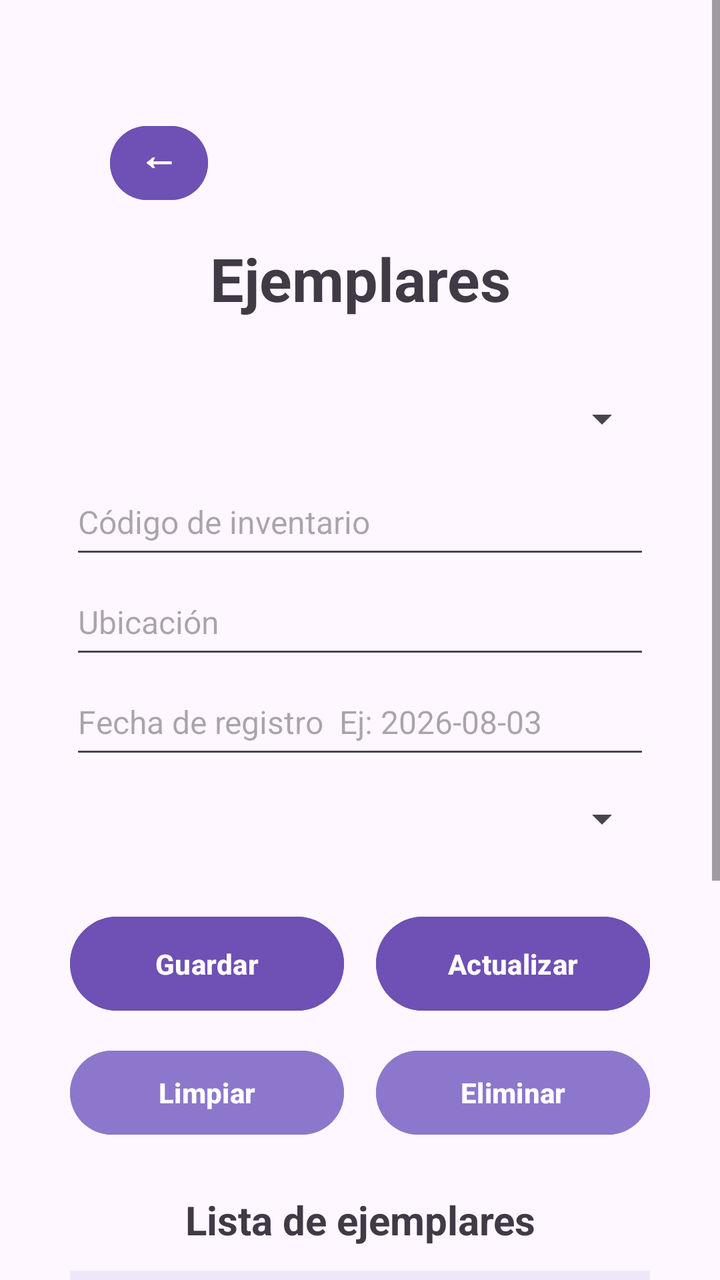
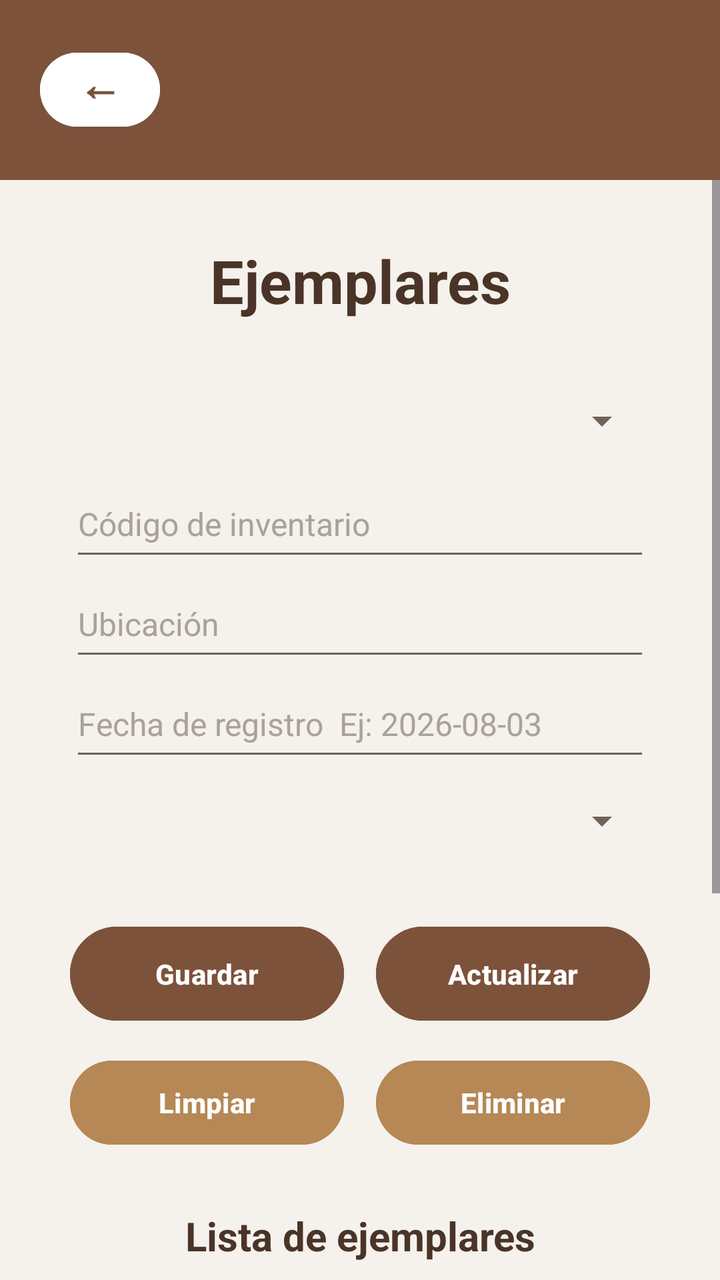

The first picture is an Android layout as it rendered before a commit; the second is the same layout after the commit. The layout source and the unified diff follow.
<!-- AndroidManifest.xml: application theme Theme.BibliotecaGrupo3 -->
<!-- res/layout/activity_ejemplares.xml -->
<?xml version="1.0" encoding="utf-8"?>
<androidx.constraintlayout.widget.ConstraintLayout xmlns:android="http://schemas.android.com/apk/res/android"
    xmlns:app="http://schemas.android.com/apk/res-auto"
    xmlns:tools="http://schemas.android.com/tools"
    android:id="@+id/main"
    android:layout_width="match_parent"
    android:layout_height="match_parent"
    android:background="#FFF7FF"
    tools:context=".EjemplaresActivity">

    <ScrollView
        android:layout_width="0dp"
        android:layout_height="0dp"
        android:fillViewport="true"
        app:layout_constraintBottom_toBottomOf="parent"
        app:layout_constraintEnd_toEndOf="parent"
        app:layout_constraintStart_toStartOf="parent"
        app:layout_constraintTop_toTopOf="parent">

        <LinearLayout
            android:layout_width="match_parent"
            android:layout_height="wrap_content"
            android:orientation="vertical"
            android:paddingStart="35dp"
            android:paddingTop="35dp"
            android:paddingEnd="35dp"
            android:paddingBottom="35dp">

            <Button
                android:id="@+id/btnRegresar"
                android:layout_width="49dp"
                android:layout_height="45dp"
                android:layout_marginStart="20dp"
                android:layout_marginTop="24dp"
                android:backgroundTint="#6F50B5"
                android:includeFontPadding="false"
                android:minWidth="0dp"
                android:minHeight="0dp"
                android:onClick="regresar"
                android:paddingStart="0dp"
                android:paddingTop="0dp"
                android:paddingEnd="0dp"
                android:paddingBottom="8dp"
                android:text="←"
                android:textAllCaps="false"
                android:textColor="#FFFFFF"
                android:textSize="20sp"
                android:textStyle="bold"
                app:layout_constraintStart_toStartOf="parent"
                app:layout_constraintTop_toTopOf="parent" />

            <TextView
                android:id="@+id/txtTituloEjemplares"
                android:layout_width="match_parent"
                android:layout_height="wrap_content"
                android:layout_marginTop="15dp"
                android:gravity="center"
                android:text="Ejemplares"
                android:textColor="#3F3A46"
                android:textSize="30sp"
                android:textStyle="bold" />

            <Spinner
                android:id="@+id/spLibro"
                android:layout_width="match_parent"
                android:layout_height="50dp"
                android:layout_marginTop="25dp" />

            <EditText
                android:id="@+id/txtCodigoInventario"
                android:layout_width="match_parent"
                android:layout_height="50dp"
                android:hint="Código de inventario"
                android:inputType="text"
                android:textSize="16sp" />

            <EditText
                android:id="@+id/txtUbicacion"
                android:layout_width="match_parent"
                android:layout_height="50dp"
                android:hint="Ubicación"
                android:inputType="text"
                android:textSize="16sp" />

            <EditText
                android:id="@+id/txtFechaRegistro"
                android:layout_width="match_parent"
                android:layout_height="50dp"
                android:hint="Fecha de registro  Ej: 2026-08-03"
                android:inputType="date"
                android:textSize="16sp" />

            <Spinner
                android:id="@+id/spEstadoEjemplar"
                android:layout_width="match_parent"
                android:layout_height="50dp" />

            <LinearLayout
                android:layout_width="match_parent"
                android:layout_height="wrap_content"
                android:layout_marginTop="20dp"
                android:orientation="horizontal">

                <Button
                    android:id="@+id/btnGuardarEjemplar"
                    android:layout_width="0dp"
                    android:layout_height="55dp"
                    android:layout_marginEnd="8dp"
                    android:layout_weight="1"
                    android:backgroundTint="#6F50B5"
                    android:onClick="guardarEjemplar"
                    android:text="Guardar"
                    android:textAllCaps="false"
                    android:textColor="#FFFFFF"
                    android:textStyle="bold" />

                <Button
                    android:id="@+id/btnActualizarEjemplar"
                    android:layout_width="0dp"
                    android:layout_height="55dp"
                    android:layout_marginStart="8dp"
                    android:layout_weight="1"
                    android:backgroundTint="#6F50B5"
                    android:onClick="actualizarEjemplar"
                    android:text="Actualizar"
                    android:textAllCaps="false"
                    android:textColor="#FFFFFF"
                    android:textStyle="bold" />
            </LinearLayout>

            <LinearLayout
                android:layout_width="match_parent"
                android:layout_height="wrap_content"
                android:layout_marginTop="12dp"
                android:orientation="horizontal">

                <Button
                    android:id="@+id/btnLimpiar"
                    android:layout_width="0dp"
                    android:layout_height="50dp"
                    android:layout_marginEnd="8dp"
                    android:layout_weight="1"
                    android:backgroundTint="#8D77CC"
                    android:onClick="limpiarCampos"
                    android:text="Limpiar"
                    android:textAllCaps="false"
                    android:textColor="#FFFFFF"
                    android:textStyle="bold" />

                <Button
                    android:id="@+id/btnEliminarEjemplar"
                    android:layout_width="0dp"
                    android:layout_height="50dp"
                    android:layout_marginStart="8dp"
                    android:layout_weight="1"
                    android:backgroundTint="#8D77CC"
                    android:onClick="eliminarEjemplar"
                    android:text="Eliminar"
                    android:textAllCaps="false"
                    android:textColor="#FFFFFF"
                    android:textStyle="bold" />
            </LinearLayout>

            <TextView
                android:id="@+id/txtListaTitulo"
                android:layout_width="match_parent"
                android:layout_height="wrap_content"
                android:layout_marginTop="25dp"
                android:gravity="center"
                android:text="Lista de ejemplares"
                android:textColor="#3F3A46"
                android:textSize="20sp"
                android:textStyle="bold" />

            <ListView
                android:id="@+id/listaEjemplares"
                android:layout_width="match_parent"
                android:layout_height="260dp"
                android:layout_marginTop="12dp"
                android:background="#EEE7FA" />

        </LinearLayout>
    </ScrollView>

</androidx.constraintlayout.widget.ConstraintLayout>
<!-- resources referenced by this layout -->
<resources>
  <style name="Theme.BibliotecaGrupo3" parent="Base.Theme.BibliotecaGrupo3" />
  <style name="Base.Theme.BibliotecaGrupo3" parent="Theme.Material3.DayNight.NoActionBar">
          
          
      </style>
</resources>

<!-- the commit's change to res/layout/activity_ejemplares.xml (unified diff, before → after) -->
@@ -5,8 +5,43 @@
     android:id="@+id/main"
     android:layout_width="match_parent"
     android:layout_height="match_parent"
-    android:background="#FFF7FF"
+    android:background="#F5F1EC"
     tools:context=".EjemplaresActivity">
+
+    <LinearLayout
+        android:id="@+id/topBar"
+        android:layout_width="0dp"
+        android:layout_height="90dp"
+        android:background="#7D523B"
+        android:gravity="center_vertical"
+        android:orientation="horizontal"
+        android:paddingStart="20dp"
+        android:paddingEnd="20dp"
+        app:layout_constraintEnd_toEndOf="parent"
+        app:layout_constraintStart_toStartOf="parent"
+        app:layout_constraintTop_toTopOf="parent">
+
+        <Button
+            android:id="@+id/btnRegresar"
+            android:layout_width="60dp"
+            android:layout_height="45dp"
+            android:backgroundTint="#FFFFFF"
+            android:includeFontPadding="false"
+            android:minWidth="0dp"
+            android:minHeight="0dp"
+            android:onClick="regresar"
+            android:paddingStart="0dp"
+            android:paddingTop="0dp"
+            android:paddingEnd="0dp"
+            android:paddingBottom="6dp"
+            android:text="←"
+            android:textAllCaps="false"
+            android:textColor="#7D523B"
+            android:textSize="22sp"
+            android:textStyle="bold"
+            app:cornerRadius="24dp" />
+
+    </LinearLayout>
 
     <ScrollView
         android:layout_width="0dp"
@@ -15,48 +50,24 @@
         app:layout_constraintBottom_toBottomOf="parent"
         app:layout_constraintEnd_toEndOf="parent"
         app:layout_constraintStart_toStartOf="parent"
-        app:layout_constraintTop_toTopOf="parent">
+        app:layout_constraintTop_toBottomOf="@+id/topBar">
 
         <LinearLayout
             android:layout_width="match_parent"
             android:layout_height="wrap_content"
             android:orientation="vertical"
             android:paddingStart="35dp"
-            android:paddingTop="35dp"
+            android:paddingTop="30dp"
             android:paddingEnd="35dp"
             android:paddingBottom="35dp">
 
-            <Button
-                android:id="@+id/btnRegresar"
-                android:layout_width="49dp"
-                android:layout_height="45dp"
-                android:layout_marginStart="20dp"
-                android:layout_marginTop="24dp"
-                android:backgroundTint="#6F50B5"
-                android:includeFontPadding="false"
-                android:minWidth="0dp"
-                android:minHeight="0dp"
-                android:onClick="regresar"
-                android:paddingStart="0dp"
-                android:paddingTop="0dp"
-                android:paddingEnd="0dp"
-                android:paddingBottom="8dp"
-                android:text="←"
-                android:textAllCaps="false"
-                android:textColor="#FFFFFF"
-                android:textSize="20sp"
-                android:textStyle="bold"
-                app:layout_constraintStart_toStartOf="parent"
-                app:layout_constraintTop_toTopOf="parent" />
-
             <TextView
                 android:id="@+id/txtTituloEjemplares"
                 android:layout_width="match_parent"
                 android:layout_height="wrap_content"
-                android:layout_marginTop="15dp"
                 android:gravity="center"
                 android:text="Ejemplares"
-                android:textColor="#3F3A46"
+                android:textColor="#4A3428"
                 android:textSize="30sp"
                 android:textStyle="bold" />
 
@@ -64,41 +75,52 @@
                 android:id="@+id/spLibro"
                 android:layout_width="match_parent"
                 android:layout_height="50dp"
-                android:layout_marginTop="25dp" />
+                android:layout_marginTop="25dp"
+                android:backgroundTint="#6E6259" />
 
             <EditText
                 android:id="@+id/txtCodigoInventario"
                 android:layout_width="match_parent"
                 android:layout_height="50dp"
+                android:backgroundTint="#6E6259"
                 android:hint="Código de inventario"
                 android:inputType="text"
+                android:textColor="#4A3428"
+                android:textColorHint="#AAA19A"
                 android:textSize="16sp" />
 
             <EditText
                 android:id="@+id/txtUbicacion"
                 android:layout_width="match_parent"
                 android:layout_height="50dp"
+                android:backgroundTint="#6E6259"
                 android:hint="Ubicación"
                 android:inputType="text"
+                android:textColor="#4A3428"
+                android:textColorHint="#AAA19A"
                 android:textSize="16sp" />
 
             <EditText
                 android:id="@+id/txtFechaRegistro"
                 android:layout_width="match_parent"
                 android:layout_height="50dp"
+                android:backgroundTint="#6E6259"
                 android:hint="Fecha de registro  Ej: 2026-08-03"
                 android:inputType="date"
+                android:textColor="#4A3428"
+                android:textColorHint="#AAA19A"
                 android:textSize="16sp" />
 
             <Spinner
                 android:id="@+id/spEstadoEjemplar"
                 android:layout_width="match_parent"
-                android:layout_height="50dp" />
+                android:layout_height="50dp"
+                android:backgroundTint="#6E6259" />
 
             <LinearLayout
                 android:layout_width="match_parent"
                 android:layout_height="wrap_content"
-                android:layout_marginTop="20dp"
+                android:layout_marginTop="24dp"
                 android:orientation="horizontal">
 
                 <Button
@@ -107,12 +129,13 @@
                     android:layout_height="55dp"
                     android:layout_marginEnd="8dp"
                     android:layout_weight="1"
-                    android:backgroundTint="#6F50B5"
+                    android:backgroundTint="#7D523B"
                     android:onClick="guardarEjemplar"
                     android:text="Guardar"
                     android:textAllCaps="false"
                     android:textColor="#FFFFFF"
-                    android:textStyle="bold" />
+                    android:textStyle="bold"
+                    app:cornerRadius="28dp" />
 
                 <Button
                     android:id="@+id/btnActualizarEjemplar"
@@ -120,12 +143,13 @@
                     android:layout_height="55dp"
                     android:layout_marginStart="8dp"
                     android:layout_weight="1"
-                    android:backgroundTint="#6F50B5"
+                    android:backgroundTint="#7D523B"
                     android:onClick="actualizarEjemplar"
                     android:text="Actualizar"
                     android:textAllCaps="false"
                     android:textColor="#FFFFFF"
-                    android:textStyle="bold" />
+                    android:textStyle="bold"
+                    app:cornerRadius="28dp" />
             </LinearLayout>
 
             <LinearLayout
@@ -140,12 +164,13 @@
                     android:layout_height="50dp"
                     android:layout_marginEnd="8dp"
                     android:layout_weight="1"
-                    android:backgroundTint="#8D77CC"
+                    android:backgroundTint="#B58855"
                     android:onClick="limpiarCampos"
                     android:text="Limpiar"
                     android:textAllCaps="false"
                     android:textColor="#FFFFFF"
-                    android:textStyle="bold" />
+                    android:textStyle="bold"
+                    app:cornerRadius="28dp" />
 
                 <Button
                     android:id="@+id/btnEliminarEjemplar"
@@ -153,22 +178,23 @@
                     android:layout_height="50dp"
                     android:layout_marginStart="8dp"
                     android:layout_weight="1"
-                    android:backgroundTint="#8D77CC"
+                    android:backgroundTint="#B58855"
                     android:onClick="eliminarEjemplar"
                     android:text="Eliminar"
                     android:textAllCaps="false"
                     android:textColor="#FFFFFF"
-                    android:textStyle="bold" />
+                    android:textStyle="bold"
+                    app:cornerRadius="28dp" />
             </LinearLayout>
 
             <TextView
                 android:id="@+id/txtListaTitulo"
                 android:layout_width="match_parent"
                 android:layout_height="wrap_content"
-                android:layout_marginTop="25dp"
+                android:layout_marginTop="28dp"
                 android:gravity="center"
                 android:text="Lista de ejemplares"
-                android:textColor="#3F3A46"
+                android:textColor="#4A3428"
                 android:textSize="20sp"
                 android:textStyle="bold" />
 
@@ -177,7 +203,7 @@
                 android:layout_width="match_parent"
                 android:layout_height="260dp"
                 android:layout_marginTop="12dp"
-                android:background="#EEE7FA" />
+                android:background="#E9DED7" />
 
         </LinearLayout>
     </ScrollView>
